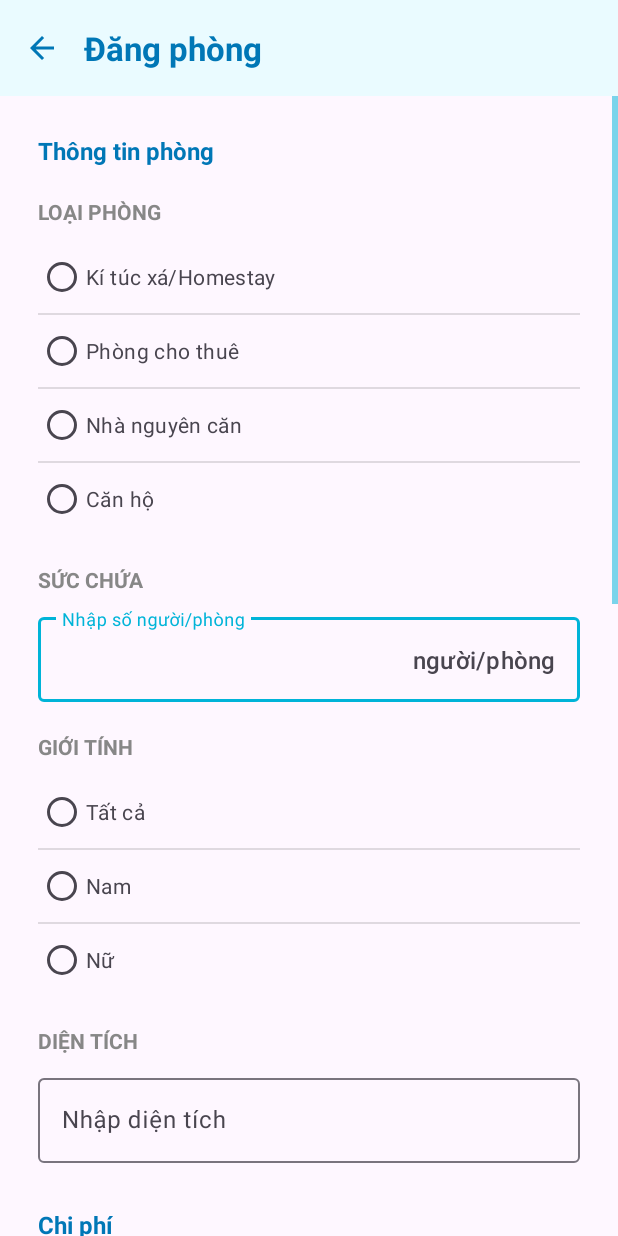
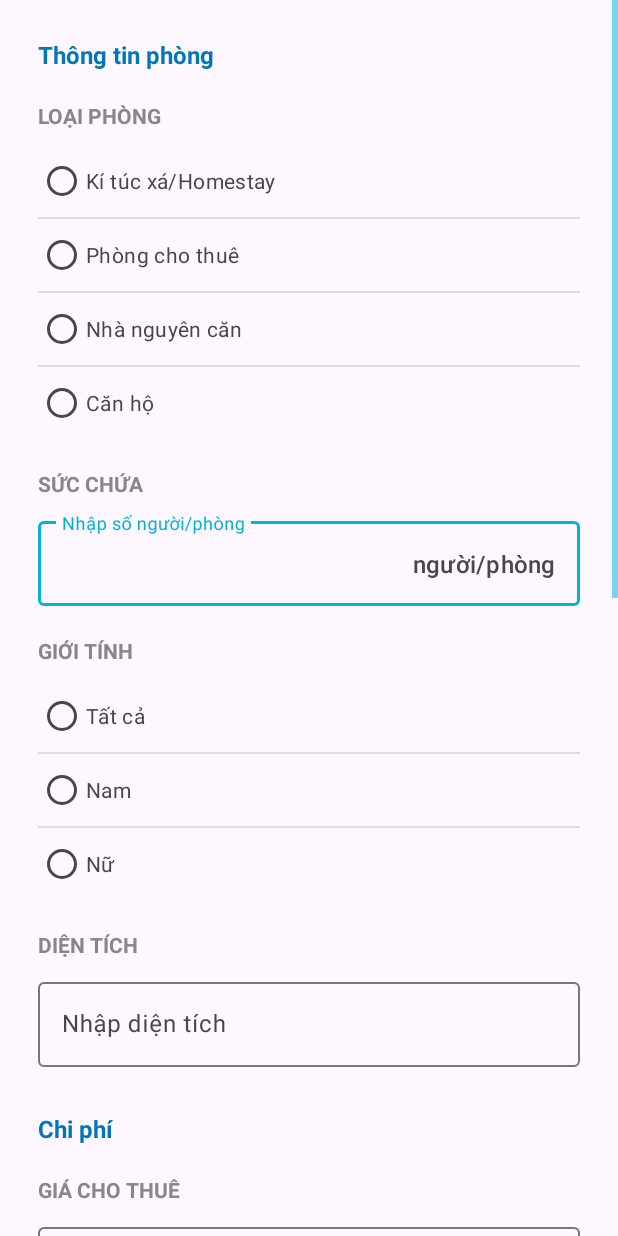
Before and after one commit to QuDaMyker/smart-rent-house, an Android app: the layout fragment_post_information.xml on its own in the app's theme, with its tools: preview values and no code run, on a phone screen of 412 x 824 dp. Run offline under Robolectric (Android 15) with nearby library versions, the phone set to English and light mode, and no system bars.

Commit message:
Convert Activity into Fragment

```diff
--- /dev/null
+++ b/app/src/main/java/com/example/renthouse/Activity/FragmentPost/FragmentInformation.java
@@ -0,0 +1,19 @@
+package com.example.renthouse.Activity.FragmentPost;
+
+import android.os.Bundle;
+import android.view.LayoutInflater;
+import android.view.View;
+import android.view.ViewGroup;
+
+import androidx.annotation.Nullable;
+import androidx.fragment.app.Fragment;
+
+import com.example.renthouse.R;
+
+public class FragmentInformation extends Fragment {
+    @Nullable
+    @Override
+    public View onCreateView(LayoutInflater inflater, @Nullable ViewGroup container, Bundle savedInstanceState) {
+        return inflater.inflate(R.layout.fragment_post_information, container, false);
+    }
+}
--- a/app/src/main/res/layout/activity_post_information.xml
+++ b/app/src/main/res/layout/fragment_post_information.xml
@@ -4,95 +4,89 @@
     xmlns:tools="http://schemas.android.com/tools"
     android:layout_width="match_parent"
     android:layout_height="match_parent"
-    tools:context=".Activity.ActivityPost"
+    tools:context=".Activity.FragmentPost.FragmentInformation"
     android:orientation="vertical">
-    <com.google.android.material.appbar.MaterialToolbar
-        android:id="@+id/top_app_bar"
-        android:layout_width="match_parent"
-        android:layout_height="?attr/actionBarSize"
-        android:background="@color/Primary_98"
-        app:navigationIcon="@drawable/baseline_arrow_back_24"
-        app:navigationIconTint="@color/Primary_40">
-        <TextView
-            android:layout_width="wrap_content"
-            android:layout_height="wrap_content"
-            android:text="Đăng phòng"
-            android:textColor="@color/Primary_40"
-            android:textSize="22sp"
-            android:textStyle="bold" />
-    </com.google.android.material.appbar.MaterialToolbar>
     <ScrollView
         android:layout_width="match_parent"
         android:layout_height="match_parent">
+
         <LinearLayout
             android:layout_width="match_parent"
             android:layout_height="match_parent"
-            android:orientation="vertical"
             android:layout_margin="25dp"
-            >
+            android:orientation="vertical">
+
             <TextView
                 android:layout_width="wrap_content"
                 android:layout_height="wrap_content"
-                android:textSize="16sp"
-                android:textStyle="bold"
+                android:layout_marginBottom="20dp"
                 android:text="Thông tin phòng"
                 android:textColor="@color/Primary_40"
-                android:layout_marginBottom="20dp"/>
+                android:textSize="16sp"
+                android:textStyle="bold" />
+
             <TextView
                 android:layout_width="wrap_content"
                 android:layout_height="wrap_content"
-                android:textSize="14sp"
-                android:textStyle="bold"
+                android:layout_marginBottom="10dp"
                 android:text="LOẠI PHÒNG"
                 android:textColor="@color/Secondary_40"
-                android:layout_marginBottom="10dp"/>
+                android:textSize="14sp"
+                android:textStyle="bold" />
+
             <RadioGroup
                 android:layout_width="match_parent"
                 android:layout_height="wrap_content"
+                android:layout_marginBottom="20dp"
                 android:divider="?android:attr/dividerHorizontal"
-                android:showDividers="middle"
-                android:layout_marginBottom="20dp">
+                android:showDividers="middle">
+
                 <RadioButton
                     android:layout_width="match_parent"
                     android:layout_height="wrap_content"
                     android:text="Kí túc xá/Homestay"
-                    android:textSize="14sp"
-                    android:textColor="@color/Secondary_20"/>
+                    android:textColor="@color/Secondary_20"
+                    android:textSize="14sp" />
+
                 <RadioButton
                     android:layout_width="match_parent"
                     android:layout_height="wrap_content"
                     android:text="Phòng cho thuê"
-                    android:textSize="14sp"
-                    android:textColor="@color/Secondary_20"/>
+                    android:textColor="@color/Secondary_20"
+                    android:textSize="14sp" />
+
                 <RadioButton
                     android:layout_width="match_parent"
                     android:layout_height="wrap_content"
                     android:text="Nhà nguyên căn"
-                    android:textSize="14sp"
-                    android:textColor="@color/Secondary_20"/>
+                    android:textColor="@color/Secondary_20"
+                    android:textSize="14sp" />
+
                 <RadioButton
                     android:layout_width="match_parent"
                     android:layout_height="wrap_content"
                     android:text="Căn hộ"
-                    android:textSize="14sp"
-                    android:textColor="@color/Secondary_20"/>
+                    android:textColor="@color/Secondary_20"
+                    android:textSize="14sp" />
 
             </RadioGroup>
+
             <TextView
                 android:layout_width="wrap_content"
                 android:layout_height="wrap_content"
-                android:textSize="14sp"
-                android:textStyle="bold"
+                android:layout_marginBottom="10dp"
                 android:text="SỨC CHỨA"
                 android:textColor="@color/Secondary_40"
-                android:layout_marginBottom="10dp"/>
+                android:textSize="14sp"
+                android:textStyle="bold" />
 
             <com.google.android.material.textfield.TextInputLayout
                 android:layout_width="match_parent"
                 android:layout_height="wrap_content"
-                app:suffixText="người/phòng"
+                android:layout_marginBottom="20dp"
                 android:hint="Nhập số người/phòng"
-                android:layout_marginBottom="20dp">
+                app:suffixText="người/phòng">
+
                 <com.google.android.material.textfield.TextInputEditText
                     android:layout_width="match_parent"
                     android:layout_height="wrap_content" />
@@ -101,52 +95,57 @@
             <TextView
                 android:layout_width="wrap_content"
                 android:layout_height="wrap_content"
-                android:textSize="14sp"
-                android:textStyle="bold"
+                android:layout_marginBottom="10dp"
                 android:text="GIỚI TÍNH"
                 android:textColor="@color/Secondary_40"
-                android:layout_marginBottom="10dp"/>
+                android:textSize="14sp"
+                android:textStyle="bold" />
+
             <RadioGroup
                 android:layout_width="match_parent"
                 android:layout_height="wrap_content"
+                android:layout_marginBottom="20dp"
                 android:divider="?android:attr/dividerHorizontal"
-                android:showDividers="middle"
-                android:layout_marginBottom="20dp">
+                android:showDividers="middle">
+
                 <RadioButton
                     android:layout_width="match_parent"
                     android:layout_height="wrap_content"
                     android:text="Tất cả"
-                    android:textSize="14sp"
-                    android:textColor="@color/Secondary_20"/>
+                    android:textColor="@color/Secondary_20"
+                    android:textSize="14sp" />
+
                 <RadioButton
                     android:layout_width="match_parent"
                     android:layout_height="wrap_content"
                     android:text="Nam"
-                    android:textSize="14sp"
-                    android:textColor="@color/Secondary_20"/>
+                    android:textColor="@color/Secondary_20"
+                    android:textSize="14sp" />
+
                 <RadioButton
                     android:layout_width="match_parent"
                     android:layout_height="wrap_content"
                     android:text="Nữ"
-                    android:textSize="14sp"
-                    android:textColor="@color/Secondary_20"/>
+                    android:textColor="@color/Secondary_20"
+                    android:textSize="14sp" />
             </RadioGroup>
 
             <TextView
                 android:layout_width="wrap_content"
                 android:layout_height="wrap_content"
-                android:textSize="14sp"
-                android:textStyle="bold"
+                android:layout_marginBottom="10dp"
                 android:text="DIỆN TÍCH"
                 android:textColor="@color/Secondary_40"
-                android:layout_marginBottom="10dp"/>
+                android:textSize="14sp"
+                android:textStyle="bold" />
 
             <com.google.android.material.textfield.TextInputLayout
                 android:layout_width="match_parent"
                 android:layout_height="wrap_content"
-                app:suffixText="m2"
+                android:layout_marginBottom="30dp"
                 android:hint="Nhập diện tích"
-                android:layout_marginBottom="30dp">
+                app:suffixText="m2">
+
                 <com.google.android.material.textfield.TextInputEditText
                     android:layout_width="match_parent"
                     android:layout_height="wrap_content" />
@@ -155,27 +154,28 @@
             <TextView
                 android:layout_width="wrap_content"
                 android:layout_height="wrap_content"
-                android:textSize="16sp"
-                android:textStyle="bold"
+                android:layout_marginBottom="20dp"
                 android:text="Chi phí"
                 android:textColor="@color/Primary_40"
-                android:layout_marginBottom="20dp"/>
+                android:textSize="16sp"
+                android:textStyle="bold" />
 
             <TextView
                 android:layout_width="wrap_content"
                 android:layout_height="wrap_content"
-                android:textSize="14sp"
-                android:textStyle="bold"
+                android:layout_marginBottom="10dp"
                 android:text="GIÁ CHO THUÊ"
                 android:textColor="@color/Secondary_40"
-                android:layout_marginBottom="10dp"/>
+                android:textSize="14sp"
+                android:textStyle="bold" />
 
             <com.google.android.material.textfield.TextInputLayout
                 android:layout_width="match_parent"
                 android:layout_height="wrap_content"
-                app:suffixText="₫/phòng"
+                android:layout_marginBottom="20dp"
                 android:hint="Nhập giá cho thuê"
-                android:layout_marginBottom="20dp">
+                app:suffixText="₫/phòng">
+
                 <com.google.android.material.textfield.TextInputEditText
                     android:layout_width="match_parent"
                     android:layout_height="wrap_content" />
@@ -184,17 +184,18 @@
             <TextView
                 android:layout_width="wrap_content"
                 android:layout_height="wrap_content"
-                android:textSize="14sp"
-                android:textStyle="bold"
+                android:layout_marginBottom="10dp"
                 android:text="ĐẶT CỌC"
                 android:textColor="@color/Secondary_40"
-                android:layout_marginBottom="10dp"/>
+                android:textSize="14sp"
+                android:textStyle="bold" />
 
             <com.google.android.material.textfield.TextInputLayout
                 android:layout_width="match_parent"
                 android:layout_height="wrap_content"
-                android:hint="Nhập số tháng hoặc số tiền"
-                android:layout_marginBottom="20dp">
+                android:layout_marginBottom="20dp"
+                android:hint="Nhập số tháng hoặc số tiền">
+
                 <com.google.android.material.textfield.TextInputEditText
                     android:layout_width="match_parent"
                     android:layout_height="wrap_content" />
@@ -208,32 +209,33 @@
                 <TextView
                     android:layout_width="0dp"
                     android:layout_height="wrap_content"
+                    android:layout_gravity="center_vertical"
                     android:layout_weight="1"
+                    android:text="TIỀN ĐIỆN"
+                    android:textColor="@color/Secondary_40"
                     android:textSize="14sp"
-                    android:textStyle="bold"
-                    android:text="TIỀN ĐIỆN"
-                    android:layout_gravity="center_vertical"
-                    android:textColor="@color/Secondary_40"/>
+                    android:textStyle="bold" />
 
                 <com.google.android.material.materialswitch.MaterialSwitch
                     android:layout_width="wrap_content"
                     android:layout_height="wrap_content"
+                    android:layout_gravity="end"
                     android:checked="true"
                     android:text="Miễn phí"
-                    android:layout_gravity="end"
                     android:textColor="@color/Primary_40"
                     android:textSize="16sp"
                     android:textStyle="bold"
                     app:thumbTint="@color/white"
-                    app:trackTint="@color/switch_track_selector"/>
+                    app:trackTint="@color/switch_track_selector" />
 
             </LinearLayout>
 
             <com.google.android.material.textfield.TextInputLayout
                 android:layout_width="match_parent"
                 android:layout_height="wrap_content"
-                android:hint="Nhập số tiền"
-                android:layout_marginBottom="20dp">
+                android:layout_marginBottom="20dp"
+                android:hint="Nhập số tiền">
+
                 <com.google.android.material.textfield.TextInputEditText
                     android:layout_width="match_parent"
                     android:layout_height="wrap_content" />
@@ -247,32 +249,33 @@
                 <TextView
                     android:layout_width="0dp"
                     android:layout_height="wrap_content"
+                    android:layout_gravity="center_vertical"
                     android:layout_weight="1"
+                    android:text="TIỀN NƯỚC"
+                    android:textColor="@color/Secondary_40"
                     android:textSize="14sp"
-                    android:textStyle="bold"
-                    android:text="TIỀN NƯỚC"
-                    android:layout_gravity="center_vertical"
-                    android:textColor="@color/Secondary_40"/>
+                    android:textStyle="bold" />
 
                 <com.google.android.material.materialswitch.MaterialSwitch
                     android:layout_width="wrap_content"
                     android:layout_height="wrap_content"
+                    android:layout_gravity="end"
                     android:checked="true"
                     android:text="Miễn phí"
-                    android:layout_gravity="end"
                     android:textColor="@color/Primary_40"
                     android:textSize="16sp"
                     android:textStyle="bold"
                     app:thumbTint="@color/white"
-                    app:trackTint="@color/switch_track_selector"/>
+                    app:trackTint="@color/switch_track_selector" />
 
             </LinearLayout>
 
             <com.google.android.material.textfield.TextInputLayout
                 android:layout_width="match_parent"
                 android:layout_height="wrap_content"
-                android:hint="Nhập số tiền"
-                android:layout_marginBottom="20dp">
+                android:layout_marginBottom="20dp"
+                android:hint="Nhập số tiền">
+
                 <com.google.android.material.textfield.TextInputEditText
                     android:layout_width="match_parent"
                     android:layout_height="wrap_content" />
@@ -286,31 +289,32 @@
                 <TextView
                     android:layout_width="0dp"
                     android:layout_height="wrap_content"
+                    android:layout_gravity="center_vertical"
                     android:layout_weight="1"
+                    android:text="TIỀN INTERNET/WIFI"
+                    android:textColor="@color/Secondary_40"
                     android:textSize="14sp"
-                    android:textStyle="bold"
-                    android:text="TIỀN INTERNET/WIFI"
-                    android:layout_gravity="center_vertical"
-                    android:textColor="@color/Secondary_40"/>
+                    android:textStyle="bold" />
 
                 <com.google.android.material.materialswitch.MaterialSwitch
                     android:layout_width="wrap_content"
                     android:layout_height="wrap_content"
+                    android:layout_gravity="end"
                     android:text="Miễn phí"
-                    android:layout_gravity="end"
                     android:textColor="@color/Primary_40"
                     android:textSize="16sp"
                     android:textStyle="bold"
                     app:thumbTint="@color/white"
-                    app:trackTint="@color/switch_track_selector"/>
+                    app:trackTint="@color/switch_track_selector" />
 
             </LinearLayout>
 
             <com.google.android.material.textfield.TextInputLayout
                 android:layout_width="match_parent"
                 android:layout_height="wrap_content"
-                android:hint="Nhập số tiền"
-                android:layout_marginBottom="20dp">
+                android:layout_marginBottom="20dp"
+                android:hint="Nhập số tiền">
+
                 <com.google.android.material.textfield.TextInputEditText
                     android:layout_width="match_parent"
                     android:layout_height="wrap_content" />
@@ -319,10 +323,10 @@
             <com.google.android.material.checkbox.MaterialCheckBox
                 android:layout_width="wrap_content"
                 android:layout_height="wrap_content"
+                android:checked="true"
                 android:text="Có chỗ để xe"
                 android:textColor="@color/Secondary_20"
-                android:checked="true"
-                android:textSize="16sp"/>
+                android:textSize="16sp" />
 
             <LinearLayout
                 android:layout_width="match_parent"
@@ -332,31 +336,32 @@
                 <TextView
                     android:layout_width="0dp"
                     android:layout_height="wrap_content"
+                    android:layout_gravity="center_vertical"
                     android:layout_weight="1"
+                    android:text="PHÍ GIỮ XE"
+                    android:textColor="@color/Secondary_40"
                     android:textSize="14sp"
-                    android:textStyle="bold"
-                    android:text="PHÍ GIỮ XE"
-                    android:layout_gravity="center_vertical"
-                    android:textColor="@color/Secondary_40"/>
+                    android:textStyle="bold" />
 
                 <com.google.android.material.materialswitch.MaterialSwitch
                     android:layout_width="wrap_content"
                     android:layout_height="wrap_content"
+                    android:layout_gravity="end"
                     android:text="Miễn phí"
-                    android:layout_gravity="end"
                     android:textColor="@color/Primary_40"
                     android:textSize="16sp"
                     android:textStyle="bold"
                     app:thumbTint="@color/white"
-                    app:trackTint="@color/switch_track_selector"/>
+                    app:trackTint="@color/switch_track_selector" />
 
             </LinearLayout>
 
             <com.google.android.material.textfield.TextInputLayout
                 android:layout_width="match_parent"
                 android:layout_height="wrap_content"
-                android:hint="Nhập số tiền"
-                android:layout_marginBottom="30dp">
+                android:layout_marginBottom="30dp"
+                android:hint="Nhập số tiền">
+
                 <com.google.android.material.textfield.TextInputEditText
                     android:layout_width="match_parent"
                     android:layout_height="wrap_content" />
@@ -367,19 +372,19 @@
                 android:layout_width="match_parent"
                 android:layout_height="70dp"
                 android:layout_gravity="center"
+                android:layout_marginBottom="50dp"
+                android:backgroundTint="@color/white"
                 android:text="Tiếp theo"
+                android:textAllCaps="false"
+                android:textColor="@color/Primary_60"
                 android:textSize="18sp"
                 android:textStyle="bold"
-                android:textColor="@color/Primary_60"
-                android:layout_marginBottom="50dp"
-                android:backgroundTint="@color/white"
-                app:strokeColor="@color/Primary_60"
-                app:strokeWidth="2dp"
-                android:textAllCaps="false"
                 app:cornerRadius="100dp"
                 app:icon="@drawable/ic_arrow_right"
                 app:iconGravity="textEnd"
-                app:iconSize="28dp"/>
+                app:iconSize="28dp"
+                app:strokeColor="@color/Primary_60"
+                app:strokeWidth="2dp" />
 
         </LinearLayout>
     </ScrollView>
```
Also changed, not shown: app/src/main/java/com/example/renthouse/Activity/ActivityPost.java (+1 -60 lines), app/src/main/java/com/example/renthouse/Activity/FragmentPost/FragmentConfirm.java (added, +19 -0 lines), app/src/main/java/com/example/renthouse/Activity/FragmentPost/FragmentLocation.java (added, +19 -0 lines), app/src/main/java/com/example/renthouse/Activity/FragmentPost/FragmentUtilities.java (added, +81 -0 lines), app/src/main/res/layout/activity_post.xml (added, +31 -0 lines), app/src/main/res/layout/fragment_post_confirm.xml (renamed from app/src/main/res/layout/activity_post_confirm.xml, +1 -16 lines), app/src/main/res/layout/fragment_post_location.xml (renamed from app/src/main/res/layout/activity_post_location.xml, +1 -16 lines), app/src/main/res/layout/fragment_post_utilities.xml (renamed from app/src/main/res/layout/activity_post_utilities.xml, +1 -16 lines).
